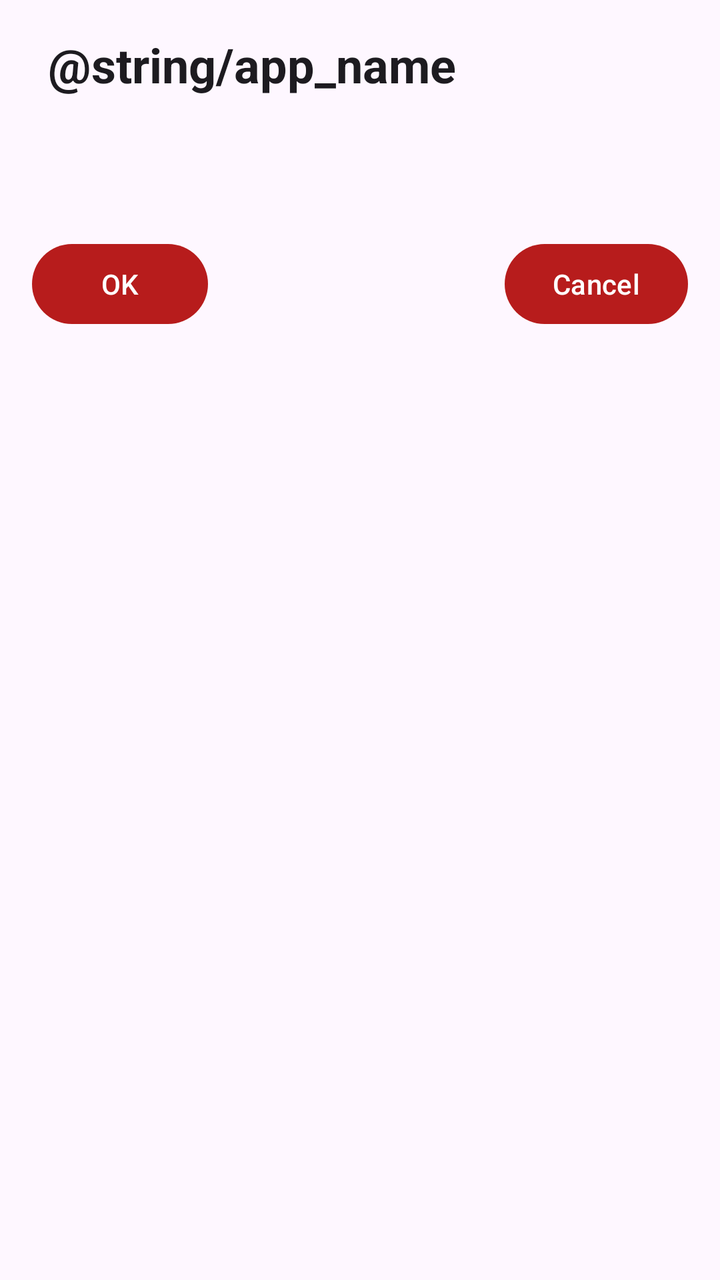
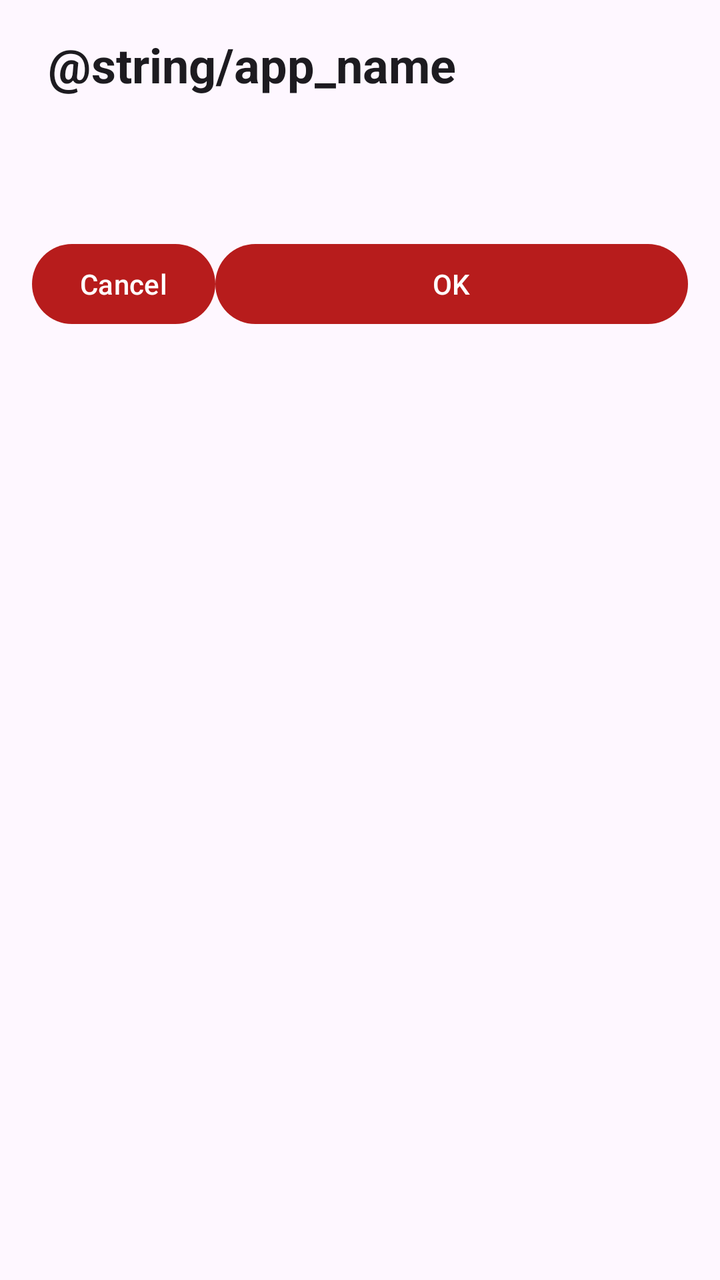

Before-and-after screenshots of an Android layout around one commit, followed by the original layout XML and the change that was made.
<!-- AndroidManifest.xml: application theme AppThemeRed -->
<!-- res/layout/forwardapproval.xml -->
<?xml version="1.0" encoding="utf-8"?>
<LinearLayout xmlns:android="http://schemas.android.com/apk/res/android"
    android:layout_width="match_parent"
    android:layout_height="match_parent"
    android:orientation="vertical"
    android:padding="16dp">

    <LinearLayout
        android:layout_width="match_parent"
        android:layout_height="wrap_content"
        android:orientation="horizontal">

        <ImageView
            android:layout_width="wrap_content"
            android:layout_height="wrap_content"
            android:layout_gravity="center_vertical"
            android:importantForAccessibility="no"
            android:src="@mipmap/ic_launcher_round" />

        <TextView
            android:layout_width="wrap_content"
            android:layout_height="wrap_content"
            android:layout_gravity="center_vertical"
            android:layout_marginLeft="8dp"
            android:layout_marginStart="8dp"
            android:text="@string/app_name"
            android:textAppearance="@style/TextLarge"
            android:textStyle="bold" />
    </LinearLayout>

    <TextView
        android:id="@+id/tvForward"
        android:layout_width="wrap_content"
        android:layout_height="wrap_content"
        android:layout_marginTop="16dp"
        android:textAppearance="@style/TextMedium"
        android:textStyle="bold" />

    <RelativeLayout
        android:layout_width="match_parent"
        android:layout_height="wrap_content"
        android:layout_marginTop="32dp">

        <Button
            android:id="@+id/btnCancel"
            android:layout_width="wrap_content"
            android:layout_height="wrap_content"
            android:layout_alignParentEnd="true"
            android:layout_alignParentRight="true"
            android:text="@android:string/cancel" />

        <Button
            android:id="@+id/btnOk"
            android:layout_width="wrap_content"
            android:layout_height="wrap_content"
            android:layout_alignParentLeft="true"
            android:layout_alignParentStart="true"
            android:text="@android:string/ok" />
    </RelativeLayout>

</LinearLayout>
<!-- resources referenced by this layout -->
<resources>
  <!-- mipmap ic_launcher_round (mipmap-anydpi-v26) -->
  <adaptive-icon xmlns:android="http://schemas.android.com/apk/res/android">
      <background android:drawable="@color/ic_launcher_background"/>
      <foreground android:drawable="@drawable/ic_launcher_foreground"/>
      <monochrome android:drawable="@drawable/ic_launcher_foreground"/>
  </adaptive-icon>
  <style name="TextLarge" parent="TextAppearance.Material3.HeadlineSmall" />
  <style name="TextMedium" parent="TextAppearance.Material3.BodyLarge" />
  <style name="AppThemeRed" parent="BaseTheme">
          <item name="colorPrimary">@color/colorRedPrimary</item>
          <item name="colorPrimaryDark">@color/colorRedPrimaryDark</item>
          <item name="colorAccent">@color/colorRedAccent</item>
          <item name="colorOn">@color/colorRedOff</item>
          <item name="colorOff">@color/colorRedOn</item>
      </style>
  <color name="ic_launcher_background">#EE5444</color>
  <style name="BaseTheme" parent="Theme.Material3.DayNight">
          <item name="windowActionBar">true</item>
          <item name="windowNoTitle">false</item>
          <item name="android:windowDisablePreview">true</item>
          <item name="actionBarStyle">@style/ActionBar.Red</item>
          <item name="actionBarTheme">@style/ActionBarTheme.Red</item>
          <item name="toolbarStyle">@style/Toolbar.Red</item>
      </style>
  <color name="colorRedPrimary">@color/colorPrimary</color>
  <color name="colorRedPrimaryDark">@color/colorPrimaryDark</color>
  <color name="colorRedAccent">@color/colorAccent</color>
  <color name="colorRedOff">@color/colorRedAccent</color>
  <color name="colorRedOn">@color/colorRedPrimary</color>
  <style name="ActionBar.Red" parent="Widget.Material3.ActionBar.Solid">
          <item name="background">@color/colorPrimary</item>
          <item name="backgroundTint">@color/colorPrimary</item>
          <item name="titleTextStyle">@style/ActionBarTitleText</item>
      </style>
  <style name="ActionBarTheme.Red" parent="ThemeOverlay.Material3.Dark.ActionBar">
          <item name="colorSurface">@color/colorPrimary</item>
          <item name="colorOnSurface">@android:color/white</item>
          <item name="colorOnSurfaceVariant">@android:color/white</item>
          <item name="android:textColorPrimary">@android:color/white</item>
          <item name="android:textColorSecondary">@android:color/white</item>
          <item name="colorControlNormal">@android:color/white</item>
      </style>
  <style name="Toolbar.Red" parent="Widget.Material3.Toolbar">
          <item name="android:background">@color/colorPrimary</item>
          <item name="titleTextColor">@android:color/white</item>
          <item name="subtitleTextColor">@android:color/white</item>
          <item name="navigationIconTint">@android:color/white</item>
          <item name="materialThemeOverlay">@style/ActionBarTheme.Red</item>
      </style>
  <color name="colorPrimary">#B71C1C</color>
  <color name="colorPrimaryDark">#7f0000</color>
  <color name="colorAccent">#004D40</color>
  <style name="ActionBarTitleText" parent="TextAppearance.Material3.TitleLarge">
          <item name="android:textColor">@android:color/white</item>
      </style>
  <!-- unchanged entries left out for length: 1 -->
</resources>

<!-- the commit's change to res/layout/forwardapproval.xml (unified diff, before → after) -->
@@ -1,14 +1,17 @@
 <?xml version="1.0" encoding="utf-8"?>
 <LinearLayout xmlns:android="http://schemas.android.com/apk/res/android"
+    xmlns:tools="http://schemas.android.com/tools"
     android:layout_width="match_parent"
     android:layout_height="match_parent"
     android:orientation="vertical"
     android:padding="16dp">
 
+    
     <LinearLayout
         android:layout_width="match_parent"
         android:layout_height="wrap_content"
-        android:orientation="horizontal">
+        android:orientation="horizontal"
+        tools:ignore="UseCompoundDrawables">
 
         <ImageView
             android:layout_width="wrap_content"
@@ -21,7 +24,6 @@
             android:layout_width="wrap_content"
             android:layout_height="wrap_content"
             android:layout_gravity="center_vertical"
-            android:layout_marginLeft="8dp"
             android:layout_marginStart="8dp"
             android:text="@string/app_name"
             android:textAppearance="@style/TextLarge"
@@ -45,16 +47,15 @@
             android:id="@+id/btnCancel"
             android:layout_width="wrap_content"
             android:layout_height="wrap_content"
-            android:layout_alignParentEnd="true"
-            android:layout_alignParentRight="true"
+            android:layout_alignParentStart="true"
             android:text="@android:string/cancel" />
 
         <Button
             android:id="@+id/btnOk"
             android:layout_width="wrap_content"
             android:layout_height="wrap_content"
-            android:layout_alignParentLeft="true"
-            android:layout_alignParentStart="true"
+            android:layout_alignParentEnd="true"
+            android:layout_toEndOf="@id/btnCancel"
             android:text="@android:string/ok" />
     </RelativeLayout>
 
